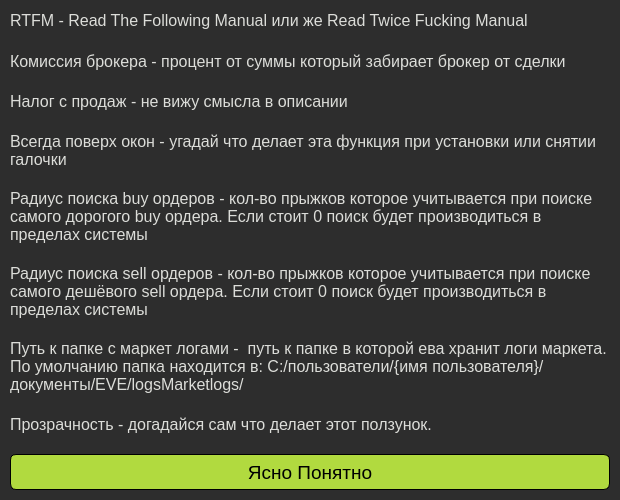
First picture: the form in ui/rtfm.ui, repository Cornholius/eve_profit_helper, before the edit.
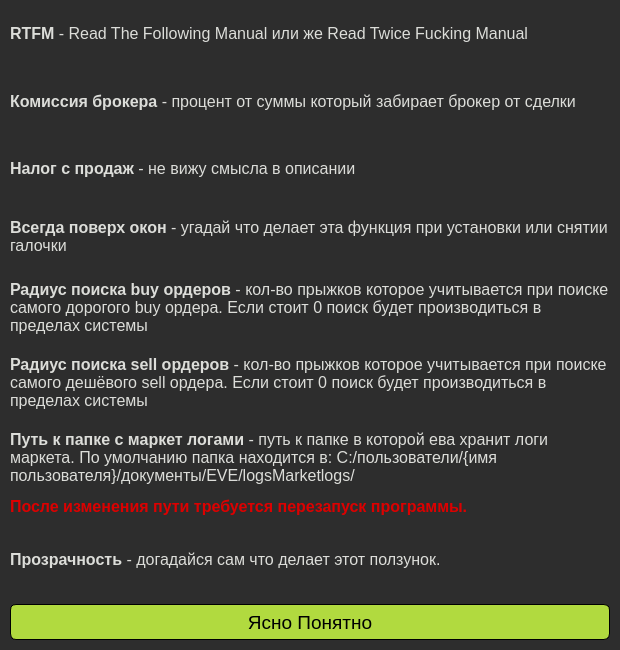
Second picture: the form after the edit.

```diff
--- a/ui/rtfm.ui
+++ b/ui/rtfm.ui
@@ -7,19 +7,19 @@
     <x>0</x>
     <y>0</y>
     <width>620</width>
-    <height>500</height>
+    <height>650</height>
    </rect>
   </property>
   <property name="minimumSize">
    <size>
     <width>620</width>
-    <height>500</height>
+    <height>650</height>
    </size>
   </property>
   <property name="maximumSize">
    <size>
     <width>620</width>
-    <height>500</height>
+    <height>650</height>
    </size>
   </property>
   <property name="windowTitle">
@@ -31,19 +31,19 @@
      <x>0</x>
      <y>0</y>
      <width>620</width>
-     <height>500</height>
+     <height>650</height>
     </rect>
    </property>
    <property name="minimumSize">
     <size>
      <width>620</width>
-     <height>500</height>
+     <height>650</height>
     </size>
    </property>
    <property name="maximumSize">
     <size>
      <width>620</width>
-     <height>500</height>
+     <height>650</height>
     </size>
    </property>
    <property name="styleSheet">
@@ -85,7 +85,7 @@
        <string notr="true">color: #DCDDD9</string>
       </property>
       <property name="text">
-       <string>RTFM - Read The Following Manual или же Read Twice Fucking Manual</string>
+       <string>&lt;b&gt;RTFM&lt;/b&gt; - Read The Following Manual или же Read Twice Fucking Manual</string>
       </property>
       <property name="wordWrap">
        <bool>true</bool>
@@ -104,7 +104,7 @@
        <string notr="true">color: #DCDDD9</string>
       </property>
       <property name="text">
-       <string>Комиссия брокера - процент от суммы который забирает брокер от сделки</string>
+       <string>&lt;b&gt;Комиссия брокера&lt;/b&gt; - процент от суммы который забирает брокер от сделки</string>
       </property>
       <property name="wordWrap">
        <bool>true</bool>
@@ -123,7 +123,7 @@
        <string notr="true">color: #DCDDD9</string>
       </property>
       <property name="text">
-       <string>Налог с продаж - не вижу смысла в описании</string>
+       <string>&lt;b&gt;Налог с продаж&lt;/b&gt; - не вижу смысла в описании</string>
       </property>
       <property name="wordWrap">
        <bool>true</bool>
@@ -142,7 +142,7 @@
        <string notr="true">color: #DCDDD9</string>
       </property>
       <property name="text">
-       <string>Всегда поверх окон - угадай что делает эта функция при установки или снятии галочки</string>
+       <string>&lt;b&gt;Всегда поверх окон&lt;/b&gt; - угадай что делает эта функция при установки или снятии галочки</string>
       </property>
       <property name="wordWrap">
        <bool>true</bool>
@@ -162,7 +162,7 @@
        <string notr="true">color: #DCDDD9</string>
       </property>
       <property name="text">
-       <string>Радиус поиска buy ордеров - кол-во прыжков которое учитывается при поиске самого дорогого buy ордера. Если стоит 0 поиск будет производиться в пределах системы</string>
+       <string>&lt;b&gt;Радиус поиска buy ордеров&lt;/b&gt; - кол-во прыжков которое учитывается при поиске самого дорогого buy ордера. Если стоит 0 поиск будет производиться в пределах системы</string>
       </property>
       <property name="textFormat">
        <enum>Qt::AutoText</enum>
@@ -185,7 +185,7 @@
        <string notr="true">color: #DCDDD9</string>
       </property>
       <property name="text">
-       <string>Радиус поиска sell ордеров - кол-во прыжков которое учитывается при поиске самого дешёвого sell ордера. Если стоит 0 поиск будет производиться в пределах системы</string>
+       <string>&lt;b&gt;Радиус поиска sell ордеров&lt;/b&gt; - кол-во прыжков которое учитывается при поиске самого дешёвого sell ордера. Если стоит 0 поиск будет производиться в пределах системы</string>
       </property>
       <property name="textFormat">
        <enum>Qt::AutoText</enum>
@@ -208,7 +208,7 @@
        <string notr="true">color: #DCDDD9</string>
       </property>
       <property name="text">
-       <string>Путь к папке с маркет логами -  путь к папке в которой ева хранит логи маркета. По умолчанию папка находится в: C:/пользователи/{имя пользователя}/документы/EVE/logsMarketlogs/</string>
+       <string>&lt;html&gt;&lt;head/&gt;&lt;body&gt;&lt;p&gt;&lt;span style=&quot; font-weight:600;&quot;&gt;Путь к папке с маркет логами&lt;/span&gt; - путь к папке в которой ева хранит логи маркета. По умолчанию папка находится в: C:/пользователи/{имя пользователя}/документы/EVE/logsMarketlogs/&lt;/p&gt;&lt;p&gt;&lt;span style=&quot; font-weight:600; color:#dc0000;&quot;&gt;После изменения пути требуется перезапуск программы.&lt;/span&gt;&lt;/p&gt;&lt;/body&gt;&lt;/html&gt;</string>
       </property>
       <property name="textFormat">
        <enum>Qt::AutoText</enum>
@@ -231,7 +231,7 @@
        <string notr="true">color: #DCDDD9</string>
       </property>
       <property name="text">
-       <string>Прозрачность - догадайся сам что делает этот ползунок.</string>
+       <string>&lt;b&gt;Прозрачность&lt;/b&gt; - догадайся сам что делает этот ползунок.</string>
       </property>
       <property name="textFormat">
        <enum>Qt::AutoText</enum>
```
